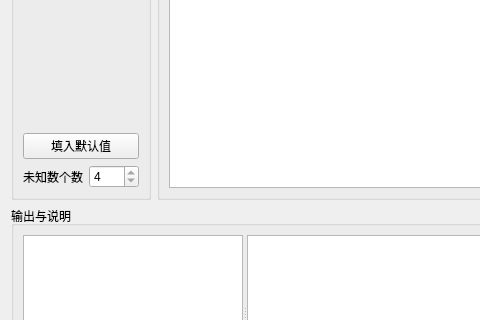
Above: source/num/Frame/FrameEquationGroup/EquationGroup.ui from muaying/num before the change; both pictures show x 0 to 480 and y 430 to 750 of the 977 by 847 pixel window. Below: the same form after it.
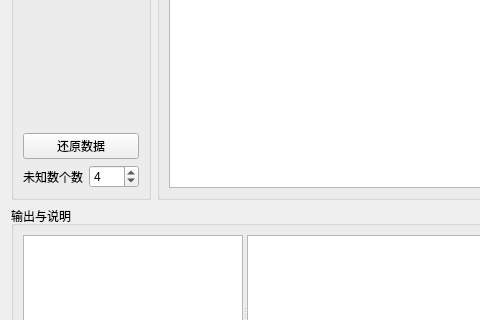
That is the form after the change.

Patch:
```diff
--- a/source/num/Frame/FrameEquationGroup/EquationGroup.ui
+++ b/source/num/Frame/FrameEquationGroup/EquationGroup.ui
@@ -117,7 +117,7 @@
       <item>
        <widget class="QPushButton" name="btn_reset">
         <property name="text">
-         <string>填入默认值</string>
+         <string>还原数据</string>
         </property>
        </widget>
       </item>
@@ -133,7 +133,7 @@
         <item>
          <widget class="QSpinBox" name="sbox_xcnt">
           <property name="readOnly">
-           <bool>true</bool>
+           <bool>false</bool>
           </property>
           <property name="minimum">
            <number>3</number>
```
